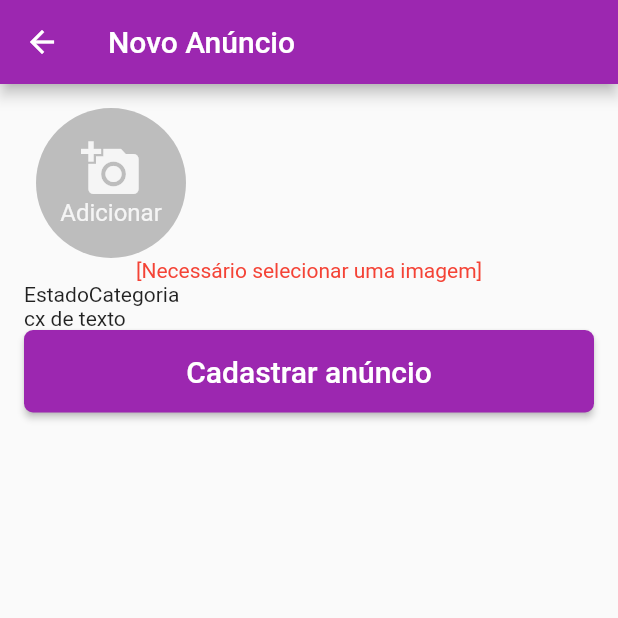
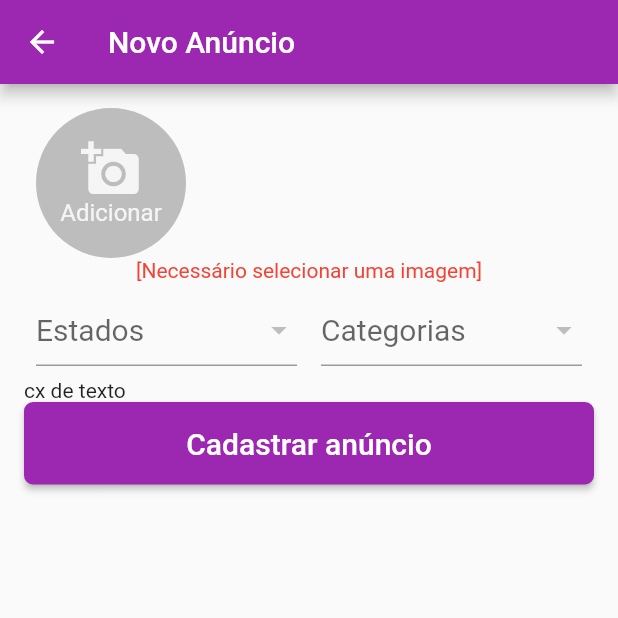
Before and after one commit to davidkalil10/OLX, a Flutter app: the NovoAnuncio screen opened by its route, after a tap on "Cadastrar anúncio", on a phone screen of 412 x 824 dp, the top half of it. Run offline on Flutter 3.47's test engine with Material 2 defaults, Android fonts, the phone set to English and light mode, and no system bars; our stand-ins replace brasil_fields, firebase_auth, firebase_core, image_picker; missing offline and left inert: validadores; accounts and stored records are empty; statements that could not run were skipped.

Commit message:
Adicionando dropdown menu

```diff
--- a/lib/views/NovoAnuncio.dart
+++ b/lib/views/NovoAnuncio.dart
@@ -1,8 +1,10 @@
 import 'dart:io';
+import 'package:brasil_fields/brasil_fields.dart';
 import 'package:flutter/cupertino.dart';
 import 'package:flutter/material.dart';
 import 'package:image_picker/image_picker.dart';
 import 'package:olx/views/widgets/BotaoCustomizado.dart';
+import 'package:validadores/Validador.dart';
 
 class NovoAnuncio extends StatefulWidget {
   @override
@@ -12,8 +14,12 @@ class NovoAnuncio extends StatefulWidget {
 class _NovoAnuncioState extends State<NovoAnuncio> {
 
   List<PickedFile> _listaImagens = [];
+  List<DropdownMenuItem<String>> _listaItensDropEstados = [];
+  List<DropdownMenuItem<String>> _listaItensDropCategorias = [];
+  String _itemSelecionadoEstado;
+  String _itemSelecionadoCategoria;
+  final _formKey = GlobalKey<FormState>();
 
-  final _formKey = GlobalKey<FormState>();
 
   _selecionarImagemGalera() async{
 
@@ -26,6 +32,31 @@ class _NovoAnuncioState extends State<NovoAnuncio> {
     }
 
   }
+
+  _carregarItensDropDown(){
+    //Estados
+    for(var estado in Estados.listaEstadosSigla){
+      _listaItensDropEstados.add(DropdownMenuItem(child: Text(estado),value: estado));
+      print("Aqui: " +estado);
+    }
+
+    //Categorias
+    _listaItensDropCategorias.add(DropdownMenuItem(child: Text("Automóvel"),value: "auto"));
+    _listaItensDropCategorias.add(DropdownMenuItem(child: Text("Imóvel"),value: "imovel"));
+    _listaItensDropCategorias.add(DropdownMenuItem(child: Text("Eletrônicos"),value: "eletro"));
+    _listaItensDropCategorias.add(DropdownMenuItem(child: Text("Moda"),value: "moda"));
+    _listaItensDropCategorias.add(DropdownMenuItem(child: Text("Esportes"),value: "esportes"));
+
+
+  }
+
+  @override
+  void initState() {
+    super.initState();
+    _carregarItensDropDown();
+
+  }
+
 
   @override
   Widget build(BuildContext context) {
@@ -148,8 +179,56 @@ class _NovoAnuncioState extends State<NovoAnuncio> {
                 //menu dropdown
                 Row(
                   children: [
-                    Text("Estado"),
-                    Text("Categoria"),
+                    Expanded(
+                      child: Padding(
+                        padding: EdgeInsets.all(8),
+                        child: DropdownButtonFormField(
+                          hint: Text("Estados"),
+                          value: _itemSelecionadoEstado,
+                          style: TextStyle(
+                            color: Colors.black,
+                            fontSize: 20
+                          ),
+                          items: _listaItensDropEstados,
+                          validator: (valor){
+                            return Validador()
+                                .add(Validar.OBRIGATORIO,msg: "Campo obrigatório")
+                                .valido(valor);
+                          },
+                          onChanged: (valor){
+                            setState(() {
+                              _itemSelecionadoEstado = valor;
+                              print(valor);
+                            });
+                          },
+                        ),
+                      ),
+                    ),
+                    Expanded(
+                      child: Padding(
+                        padding: EdgeInsets.all(8),
+                        child: DropdownButtonFormField(
+                          hint: Text("Categorias"),
+                          value: _itemSelecionadoCategoria,
+                          style: TextStyle(
+                              color: Colors.black,
+                              fontSize: 20
+                          ),
+                          items: _listaItensDropCategorias,
+                          validator: (valor){
+                            return Validador()
+                                .add(Validar.OBRIGATORIO,msg: "Campo obrigatório")
+                                .valido(valor);
+                          },
+                          onChanged: (valor){
+                            setState(() {
+                              _itemSelecionadoCategoria = valor;
+                              print(valor);
+                            });
+                          },
+                        ),
+                      ),
+                    ),
                   ],
                 ),
                 //caixa de texto e botoes
--- a/pubspec.yaml
+++ b/pubspec.yaml
@@ -33,6 +33,8 @@ dependencies:
   firebase_storage: ^8.0.0
   cloud_firestore: ^1.0.0
   image_picker: ^0.7.2
+  brasil_fields: ^1.0.0
+  validadores: ^1.0.2
 
 
 dev_dependencies:
```
Also changed, not shown: pubspec.lock.
